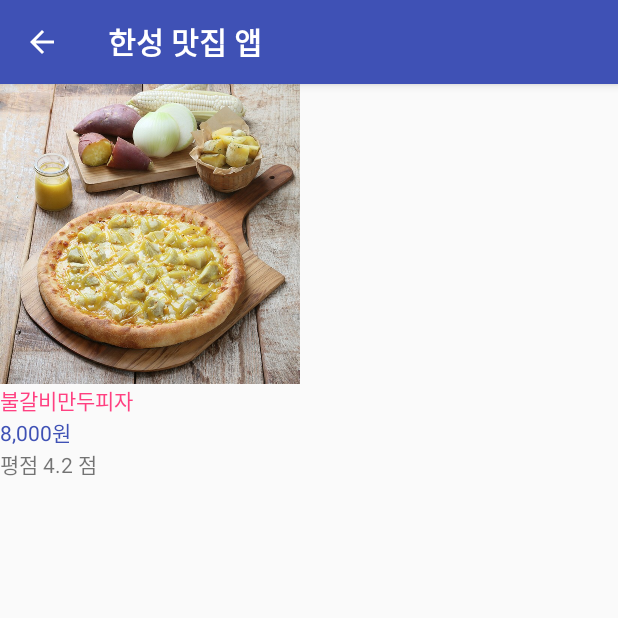
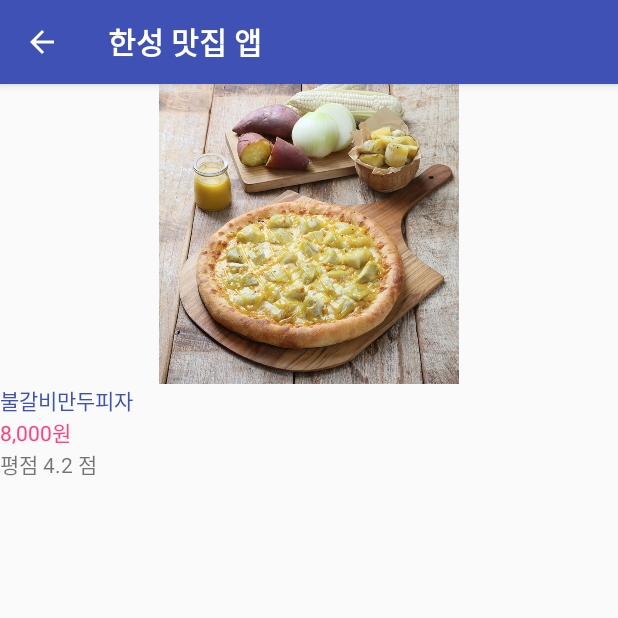
Before and after one commit to kmjn111/Homework, an Android app: the screen it shows after launch (cheeseActivity), after a tap on "불갈비만두피자", on a phone screen of 412 x 824 dp, the top half of it. Run offline under Robolectric (Android 15) with nearby library versions, the phone set to English and light mode, and no system bars.

Commit message:
상세화면 예시화면과 동일하게 수정함.

```diff
--- a/app/src/main/res/layout/cheese.xml
+++ b/app/src/main/res/layout/cheese.xml
@@ -3,10 +3,19 @@
     android:orientation="vertical" android:layout_width="match_parent"
     android:layout_height="match_parent">
 
-    <ImageView
-        android:id="@+id/imageView1"
-        android:layout_width="200dp"
-        android:layout_height="200dp"/>
+    <LinearLayout
+        android:layout_width="match_parent"
+        android:layout_height="wrap_content"
+        android:gravity="center"
+        >
+
+        <ImageView
+            android:id="@+id/imageView1"
+            android:layout_width="200dp"
+            android:layout_height="200dp"/>
+
+    </LinearLayout>
+
 
     <TextView
         android:id="@+id/textView1"
@@ -14,7 +23,8 @@
         android:layout_height="wrap_content"
         android:layout_below="@+id/imageView1"
         android:text="Title"
-        android:textColor="@color/colorAccent" />
+        android:textColor="@color/colorPrimary"
+         />
 
     <TextView
         android:id="@+id/textView2"
@@ -22,7 +32,8 @@
         android:layout_height="wrap_content"
         android:layout_below="@+id/textView1"
         android:text="Price"
-        android:textColor="@color/colorPrimary" />
+        android:textColor="@color/colorAccent"
+        />
 
     <TextView
         android:id="@+id/textView3"
```
